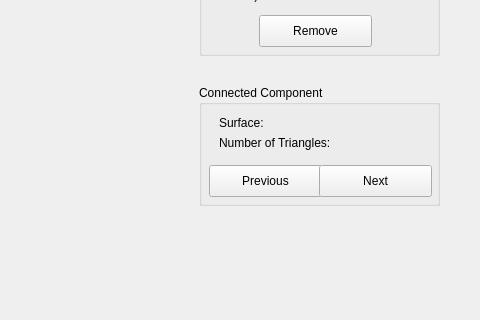
Old version of the form widget2.ui in the repository MeghaS94/MedicalVisualization; both pictures show x 721 to 1201 and y 215 to 535 of the 1201 by 810 pixel window.
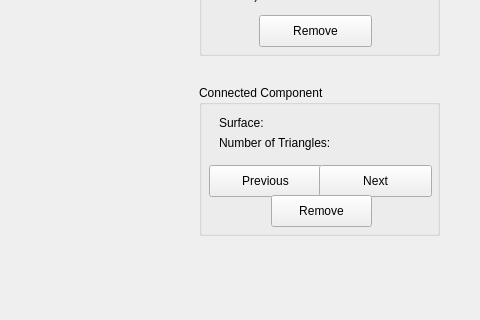
New version of the form. Custom widgets are drawn as their Qt base class.

```diff
--- a/widget2.ui
+++ b/widget2.ui
@@ -79,7 +79,7 @@
      <x>920</x>
      <y>300</y>
      <width>241</width>
-     <height>121</height>
+     <height>151</height>
     </rect>
    </property>
    <property name="title">
@@ -163,6 +163,19 @@
      <string/>
     </property>
    </widget>
+   <widget class="QPushButton" name="btnRemove2">
+    <property name="geometry">
+     <rect>
+      <x>72</x>
+      <y>110</y>
+      <width>101</width>
+      <height>32</height>
+     </rect>
+    </property>
+    <property name="text">
+     <string>Remove</string>
+    </property>
+   </widget>
   </widget>
   <widget class="QGroupBox" name="groupBox_3">
    <property name="geometry">
```
